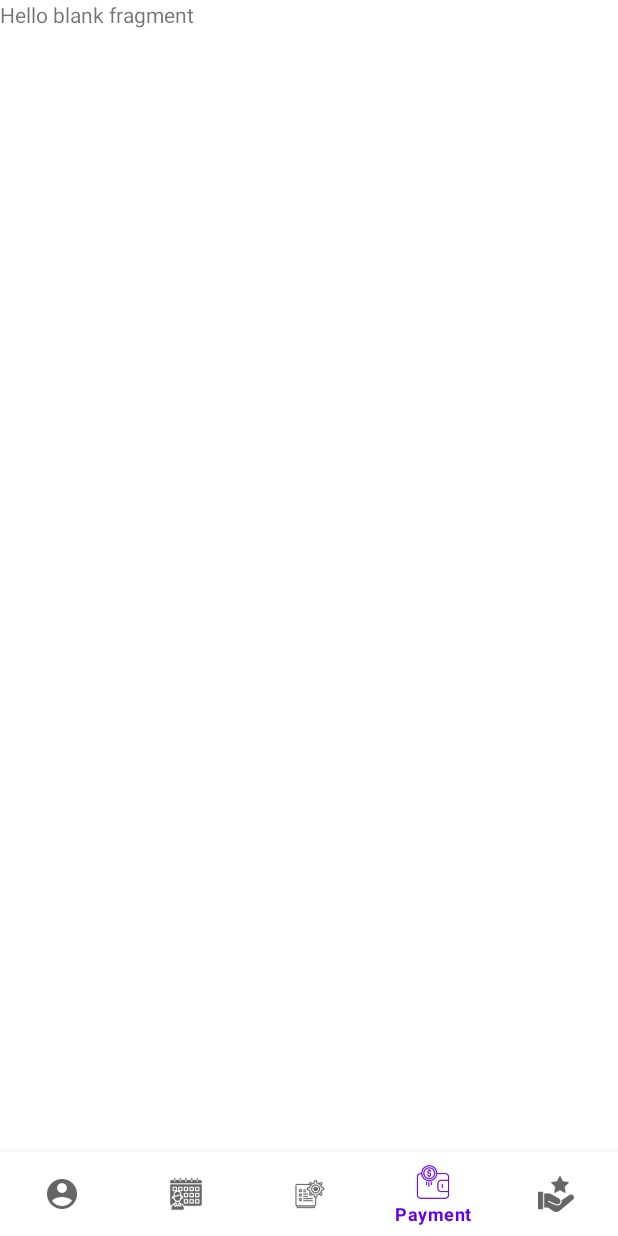
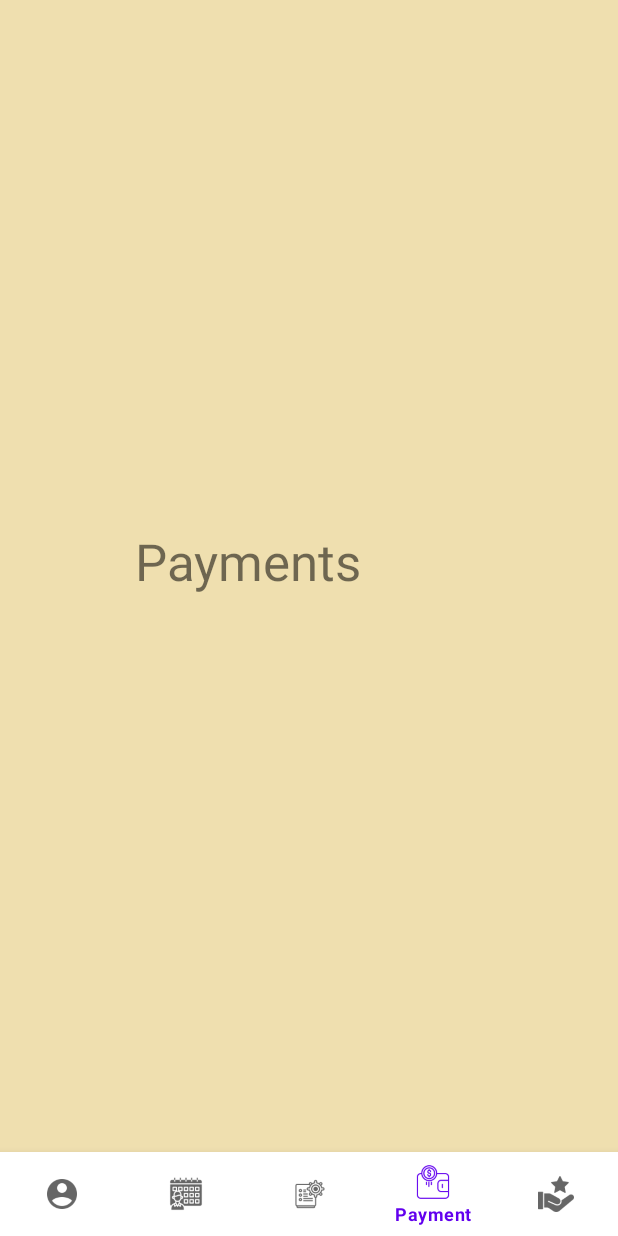
Before and after one commit to Devansh-47/Barbershop, an Android app: the Ownerefragmentprofile screen opened directly, with no data from a screen before it, item 4 of the bottom bar chosen, on a phone screen of 412 x 824 dp. Run offline under Robolectric (Android 15) with nearby library versions, the phone set to English and light mode, and no system bars; our stand-ins replace Firebase (no records; nobody signed in at launch, a user with empty details on screens opened directly).

Commit message:
sixth commit

```diff
--- a/app/src/main/java/com/example/barberr/Ownerefragmentprofile.java
+++ b/app/src/main/java/com/example/barberr/Ownerefragmentprofile.java
@@ -1,12 +1,27 @@
 package com.example.barberr;
 
+import android.app.Activity;
+import android.content.Intent;
+import android.net.Uri;
 import android.os.Bundle;
 
+import androidx.activity.result.ActivityResultCallback;
+import androidx.activity.result.ActivityResultLauncher;
+import androidx.activity.result.contract.ActivityResultContracts;
 import androidx.fragment.app.Fragment;
 
 import android.view.LayoutInflater;
 import android.view.View;
 import android.view.ViewGroup;
+import android.widget.Button;
+import android.widget.EditText;
+import android.widget.ImageButton;
+import android.widget.ImageView;
+import android.widget.Toast;
+
+import com.google.firebase.auth.FirebaseAuth;
+import com.google.firebase.auth.FirebaseUser;
+import com.google.firebase.database.FirebaseDatabase;
 
 /**
  * A simple {@link Fragment} subclass.
@@ -23,6 +38,17 @@ public class Ownerefragmentprofile extends Fragment {
     // TODO: Rename and change types of parameters
     private String mParam1;
     private String mParam2;
+
+    FirebaseAuth mAuth;
+    FirebaseDatabase database;
+
+    ImageButton logoutbtn;
+    ImageView profileimg;
+    private Activity activity;
+    EditText editname,editownername,editpassword,editaddress,editmobile,editmail;
+    ImageButton browsebtn;
+    ActivityResultLauncher<String> launcher;
+
 
     public Ownerefragmentprofile() {
         // Required empty public constructor
@@ -53,12 +79,57 @@ public class Ownerefragmentprofile extends Fragment {
             mParam1 = getArguments().getString(ARG_PARAM1);
             mParam2 = getArguments().getString(ARG_PARAM2);
         }
+
+      mAuth = FirebaseAuth.getInstance();
+//
+//        launcher=registerForActivityResult(new ActivityResultContracts.GetContent(), new ActivityResultCallback<Uri>() {
+//            @Override
+//            public void onActivityResult(Uri result) {
+//                profileimg.setImageURI(result) ;
+//            }
+//        });
     }
 
     @Override
     public View onCreateView(LayoutInflater inflater, ViewGroup container,
                              Bundle savedInstanceState) {
         // Inflate the layout for this fragment
-        return inflater.inflate(R.layout.fragment_ownerefragmentprofile, container, false);
+        View view=inflater.inflate(R.layout.fragment_ownerefragmentprofile, container, false);
+        logoutbtn= (ImageButton) view.findViewById(R.id.logoutbtnn);
+
+        editname=(EditText) view.findViewById(R.id.editname);
+        editownername=(EditText) view.findViewById(R.id.editownername);
+        editmail=(EditText) view.findViewById(R.id.editmail);
+        editaddress=(EditText) view.findViewById(R.id.editaddress);
+        editmobile=(EditText) view.findViewById(R.id.editmobile);
+        editpassword=(EditText) view.findViewById(R.id.editpassword);
+        browsebtn=(ImageButton)view.findViewById(R.id.browseimg);
+        profileimg=(ImageView)view.findViewById(R.id.profile_image);
+
+
+       // FirebaseUser user = mAuth.getCurrentUser();
+
+
+
+//        browsebtn.setOnClickListener(new View.OnClickListener() {
+//            @Override
+//            public void onClick(View view) {
+//                launcher.launch("image/*");
+//            }
+//        });
+
+//
+        logoutbtn.setOnClickListener(new View.OnClickListener() {
+            @Override
+            public void onClick(View view) {
+
+                Toast.makeText(getActivity(),"Logging Out",Toast.LENGTH_SHORT).show();
+                mAuth.signOut();
+                startActivity(new Intent(getActivity(),Ownerlogin.class));
+            }
+        });
+
+
+        return view;
     }
 }
--- a/app/src/main/java/com/example/barberr/Profilescreen.java
+++ b/app/src/main/java/com/example/barberr/Profilescreen.java
@@ -94,7 +94,7 @@ public class Profilescreen extends Fragment {
     public void onCreate(Bundle savedInstanceState) {
         super.onCreate(savedInstanceState);
         // logoutbtn.setBackgroundColor(16711680);
-        mAuth = FirebaseAuth.getInstance();
+
         if (getArguments() != null) {
 
 
@@ -103,6 +103,7 @@ public class Profilescreen extends Fragment {
 
 
         }
+        mAuth = FirebaseAuth.getInstance();
 
         launcher=registerForActivityResult(new ActivityResultContracts.GetContent(), new ActivityResultCallback<Uri>() {
                     @Override
--- a/app/src/main/java/com/example/barberr/Registration.java
+++ b/app/src/main/java/com/example/barberr/Registration.java
@@ -42,9 +42,9 @@ public class Registration extends AppCompatActivity {
         Objects.requireNonNull(getSupportActionBar()).hide();
         t=findViewById(R.id.textView2);
         t.setPaintFlags(t.getPaintFlags() | Paint.UNDERLINE_TEXT_FLAG);
-        user_password=findViewById(R.id.user_password);
-        user_name=findViewById(R.id.user_email);
-        user_mail=findViewById(R.id.user_mail);
+        user_password=findViewById(R.id.shop_password);
+        user_name=findViewById(R.id.shopmaill);
+        user_mail=findViewById(R.id.shop_mail);
         user_mobile_no=findViewById(R.id.user_mobile_no);
 
 
--- /dev/null
+++ b/app/src/main/res/drawable/ic_baseline_home_24.xml
@@ -0,0 +1,5 @@
+<vector android:alpha="0.97" android:height="30dp"
+    android:tint="#775C5C" android:viewportHeight="24"
+    android:viewportWidth="24" android:width="30dp" xmlns:android="http://schemas.android.com/apk/res/android">
+    <path android:fillColor="@android:color/white" android:pathData="M10,20v-6h4v6h5v-8h3L12,3 2,12h3v8z"/>
+</vector>
--- a/app/src/main/res/layout/activity_login.xml
+++ b/app/src/main/res/layout/activity_login.xml
@@ -36,7 +36,7 @@
         android:orientation="vertical">
 
         <EditText
-            android:id="@+id/user_email"
+            android:id="@+id/shopmaill"
             android:layout_width="wrap_content"
             android:layout_height="wrap_content"
             android:layout_marginTop="10dp"
@@ -50,7 +50,7 @@
             android:textSize="26sp" />
 
         <EditText
-            android:id="@+id/user_password"
+            android:id="@+id/shop_password"
             android:layout_width="wrap_content"
             android:layout_height="wrap_content"
             android:layout_marginTop="10dp"
@@ -64,7 +64,7 @@
             android:textSize="26sp" />
 
         <TextView
-            android:id="@+id/linkforregister"
+            android:id="@+id/linkforregisterr"
             android:layout_width="match_parent"
             android:layout_height="wrap_content"
             android:layout_marginTop="25dp"
--- a/app/src/main/res/layout/activity_owner_home.xml
+++ b/app/src/main/res/layout/activity_owner_home.xml
@@ -8,8 +8,12 @@
 
     <FrameLayout
         android:id="@+id/fm"
-        android:layout_width="match_parent"
-        android:layout_height="match_parent">
+        android:layout_width="0dp"
+        android:layout_height="0dp"
+        app:layout_constraintBottom_toTopOf="@+id/bottomNavigationView"
+        app:layout_constraintEnd_toEndOf="parent"
+        app:layout_constraintStart_toStartOf="parent"
+        app:layout_constraintTop_toTopOf="parent">
 
     </FrameLayout>
 
@@ -21,7 +25,7 @@
 
         app:layout_constraintBottom_toBottomOf="parent"
         app:layout_constraintStart_toStartOf="parent"
-        app:layout_constraintTop_toTopOf="parent"
+        app:layout_constraintTop_toBottomOf="@+id/fm"
         app:layout_constraintVertical_bias="1.0"
         app:menu="@menu/ownerhomeactivityitems" />
 
--- a/app/src/main/res/layout/activity_registration.xml
+++ b/app/src/main/res/layout/activity_registration.xml
@@ -22,7 +22,7 @@ tools:context=".Registration">
         android:orientation="vertical">
 
         <EditText
-            android:id="@+id/user_email"
+            android:id="@+id/shopmaill"
             android:layout_width="wrap_content"
             android:layout_height="wrap_content"
             android:layout_marginTop="10dp"
@@ -36,7 +36,7 @@ tools:context=".Registration">
             android:textSize="26sp" />
 
         <EditText
-            android:id="@+id/user_mail"
+            android:id="@+id/shop_mail"
             android:layout_width="wrap_content"
             android:layout_height="wrap_content"
             android:layout_marginTop="10dp"
@@ -64,7 +64,7 @@ tools:context=".Registration">
             android:textSize="26sp" />
 
         <EditText
-            android:id="@+id/user_password"
+            android:id="@+id/shop_password"
             android:layout_width="wrap_content"
             android:layout_height="wrap_content"
             android:layout_marginTop="10dp"
--- a/app/src/main/res/layout/fragment_ownerfragmentpayment.xml
+++ b/app/src/main/res/layout/fragment_ownerfragmentpayment.xml
@@ -3,12 +3,14 @@
     xmlns:tools="http://schemas.android.com/tools"
     android:layout_width="match_parent"
     android:layout_height="match_parent"
+    android:background="#EFDFAF"
     tools:context=".Ownerfragmentpayment">
 
-    <!-- TODO: Update blank fragment layout -->
     <TextView
-        android:layout_width="match_parent"
-        android:layout_height="match_parent"
-        android:text="@string/hello_blank_fragment" />
-
+        android:id="@+id/textView7"
+        android:layout_width="232dp"
+        android:layout_height="65dp"
+        android:layout_gravity="center"
+        android:text="Payments"
+        android:textSize="34sp" />
 </FrameLayout>
--- a/app/src/main/res/layout/fragment_profilescreen.xml
+++ b/app/src/main/res/layout/fragment_profilescreen.xml
@@ -6,7 +6,7 @@
     android:layout_height="match_parent"
     android:background="#FBF9F9"
     android:orientation="vertical"
-    tools:context=".Apphomescreen">
+    tools:context=".Profilescreen">
 
     <TextView
         android:id="@+id/Profiletext"
```
Also changed, not shown: app/src/main/java/com/example/barberr/Login.java (+3 -6 lines), app/src/main/java/com/example/barberr/OwenerRegistration.java (+55 -4 lines), app/src/main/java/com/example/barberr/Ownerlogin.java (+59 -8 lines), app/src/main/java/com/example/barberr/userdetails/Owner.java (added, +63 -0 lines), app/src/main/res/layout/activity_owener_registration.xml (+5 -5 lines), app/src/main/res/layout/activity_ownerlogin.xml (+4 -4 lines), app/src/main/res/layout/fragment_ownerefragmentprofile.xml (+114 -24 lines), app/src/main/res/layout/fragment_ownerfragmentappointments.xml (+7 -5 lines), app/src/main/res/layout/fragment_ownerfragmentreviews.xml (+7 -5 lines), app/src/main/res/layout/fragment_ownerfragmentservices.xml (+7 -5 lines), 1 other file.
